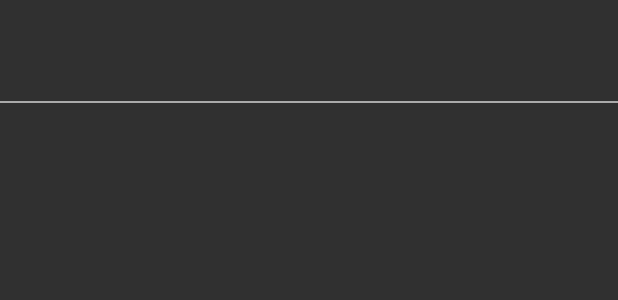
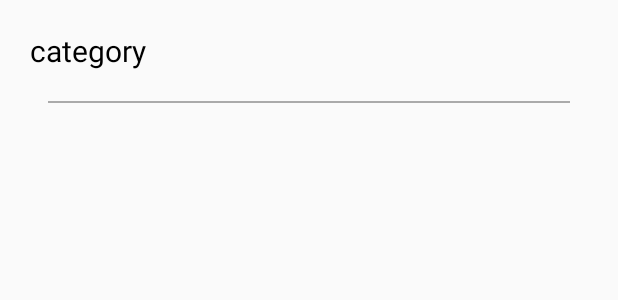
Before and after one commit to huongnguyenthao/EmailTemplate, an Android app: the layout view_holder_layout.xml on its own in the app's theme, with its tools: preview values and no code run, on a phone screen of 412 x 824 dp. Shown: the top 300 px of the screen. Run offline under Robolectric (Android 15) with nearby library versions, the phone set to English and light mode, and no system bars.

Commit message:
added theme

```diff
--- a/EmailTemplate/app/src/main/java/com/example/android/emailtemplate/SingleTemplateFragment.java
+++ b/EmailTemplate/app/src/main/java/com/example/android/emailtemplate/SingleTemplateFragment.java
@@ -44,6 +44,9 @@ public class SingleTemplateFragment extends Fragment {
                 mTemplate.setCategoryUUID(UUID.fromString(cUUID));
             }
         }
+        Category category = mDataInterface.getCategory(
+                mTemplate.getCategoryUUID());
+        getActivity().setTitle(category.getCategory());
     }
     @Override
     public View onCreateView(LayoutInflater inflater, ViewGroup container,
--- a/EmailTemplate/app/src/main/java/com/example/android/emailtemplate/TemplateRecyclerFragment.java
+++ b/EmailTemplate/app/src/main/java/com/example/android/emailtemplate/TemplateRecyclerFragment.java
@@ -33,6 +33,10 @@ public class TemplateRecyclerFragment extends Fragment {
         setHasOptionsMenu(true);
         mCategoryUUID = UUID.fromString(getActivity()
                 .getIntent().getStringExtra(CATEGORY_UUID));
+        DataInterface dataInterface = DataInterface
+                .getDataInterface(getContext());
+        Category category = dataInterface.getCategory(mCategoryUUID);
+        getActivity().setTitle(category.getCategory());
     }
 
     @Override
@@ -78,6 +82,7 @@ public class TemplateRecyclerFragment extends Fragment {
         inflater.inflate(R.menu.menu_category_fragment, menu);
         MenuItem menuItem = (MenuItem) menu.findItem(R.id.menu_item_new_player);
         menuItem.setTitle(R.string.add_new_template);
+
     }
 
     private void updateUI() {
--- a/EmailTemplate/app/src/main/res/layout/view_holder_layout.xml
+++ b/EmailTemplate/app/src/main/res/layout/view_holder_layout.xml
@@ -1,5 +1,6 @@
 <?xml version="1.0" encoding="utf-8"?>
 <LinearLayout xmlns:android="http://schemas.android.com/apk/res/android"
+              xmlns:tools="http://schemas.android.com/tools"
               android:orientation="vertical"
               android:layout_width="match_parent"
               android:layout_height="match_parent">
@@ -8,10 +9,14 @@
         android:layout_width="match_parent"
         android:layout_height="wrap_content"
         android:textSize="20sp"
-        android:layout_margin="20dp"/>
+        android:layout_margin="20dp"
+        android:textColor="@android:color/black"
+        tools:text="category"/>
     <View
         android:layout_width="match_parent"
         android:layout_height="1dp"
-        android:background="@android:color/darker_gray"/>
+        android:background="@android:color/darker_gray"
+        android:layout_marginRight="32dp"
+        android:layout_marginLeft="32dp"/>
 
 </LinearLayout>
--- a/EmailTemplate/app/src/main/res/menu/menu_category_fragment.xml
+++ b/EmailTemplate/app/src/main/res/menu/menu_category_fragment.xml
@@ -4,6 +4,5 @@
     <item
         android:id="@+id/menu_item_new_player"
         android:icon="@drawable/ic_menu_add"
-        android:title="Add new player"
         app:showAsAction="ifRoom|withText"/>
 </menu>
--- a/EmailTemplate/app/src/main/res/values/styles.xml
+++ b/EmailTemplate/app/src/main/res/values/styles.xml
@@ -1,7 +1,7 @@
 <resources>
 
     <!-- Base application theme. -->
-    <style name="AppTheme" parent="Theme.AppCompat">
+    <style name="AppTheme" parent="Theme.AppCompat.Light.DarkActionBar">
         <!-- Customize your theme here. -->
     </style>
 
```
Also changed, not shown: EmailTemplate/app/src/main/java/com/example/android/emailtemplate/CategoryFragment.java (+1 -8 lines), EmailTemplate/app/src/main/res/layout/activity_fragment.xml (+7 -1 lines), EmailTemplate/app/src/main/ic_launcher-web.png (added), EmailTemplate/app/src/main/paper_texture-web.png (added), EmailTemplate/app/src/main/res/drawable-xxhdpi/paper_texture.jpg (added), EmailTemplate/app/src/main/res/mipmap-hdpi/ic_launcher.png, EmailTemplate/app/src/main/res/mipmap-mdpi/ic_launcher.png, EmailTemplate/app/src/main/res/mipmap-xhdpi/ic_launcher.png, EmailTemplate/app/src/main/res/mipmap-xxhdpi/ic_launcher.png, EmailTemplate/app/src/main/res/mipmap-xxxhdpi/ic_launcher.png (added).
